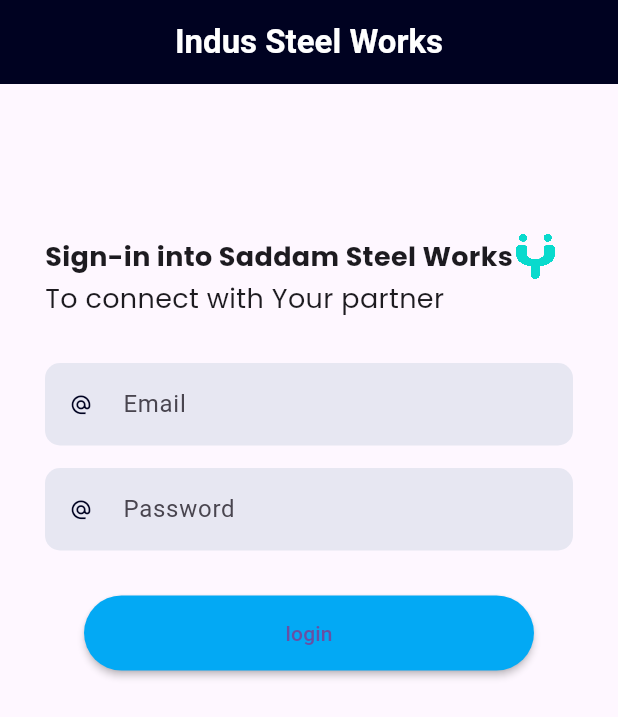
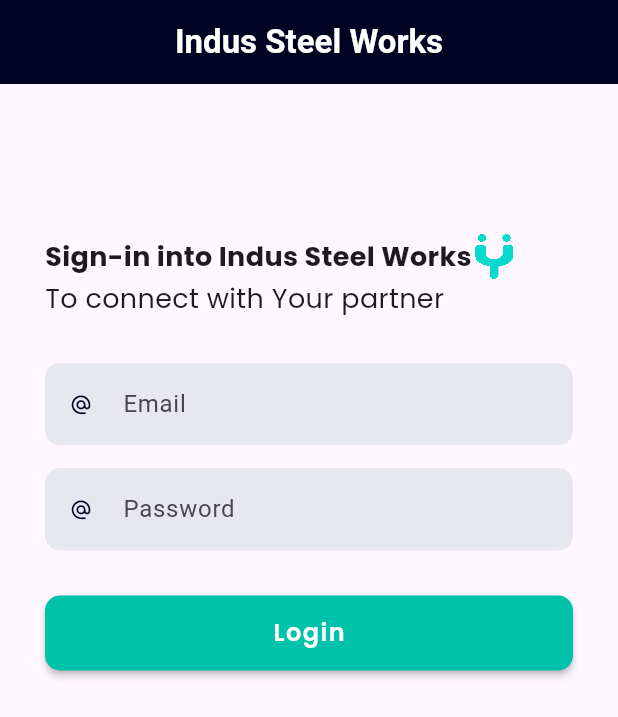
Before and after one commit to wahab-stack/Tyamo-app, a Flutter app: the screen it shows after launch, on a phone screen of 412 x 824 dp. Shown: the top 717 px of the screen. Run offline on Flutter 3.47's test engine with Material 3 defaults, Android fonts, the phone set to English and light mode, and no system bars; our stand-ins replace google_fonts, rounded_loading_button_plus.

Commit message:
fix some issues

```diff
--- a/lib/Views/Auth/login.dart
+++ b/lib/Views/Auth/login.dart
@@ -9,9 +9,11 @@ void main() {
 class Login extends StatelessWidget {
   final RoundedLoadingButtonController _btnController =
       RoundedLoadingButtonController();
-  void loginbtn() {
-    print("Button is pressed");
-  }
+
+  // Login({super.key});
+  // void loginbtn() {
+  //   print("Button is pressed");
+  // }
 
   @override
   Widget build(BuildContext context) {
@@ -39,13 +41,13 @@ class Login extends StatelessWidget {
                 Row(
                   children: [
                     Text(
-                      "Sign-in into Saddam Steel Works",
+                      "Sign-in into Indus Steel Works",
                       style: GoogleFonts.poppins(
                         fontSize: 18,
                         fontWeight: FontWeight.bold,
                       ),
                     ),
-                    Container(
+                    SizedBox(
                       height: 30,
                       width: 30,
                       child: Image.asset(
@@ -107,9 +109,20 @@ class Login extends StatelessWidget {
             ),
             SizedBox(height: 30),
             RoundedLoadingButton(
+              width: 2000,
+              borderRadius: 10,
               controller: _btnController,
-              onPressed: loginbtn,
-              child: Text('login'),
+              color: Color(0xff00C1AA),
+              onPressed: () {},
+              child: Text(
+                'Login',
+                style: GoogleFonts.poppins(
+                  color: Colors.white,
+                  fontSize: 16,
+                  fontWeight: FontWeight.w600,
+                  letterSpacing: 1,
+                ),
+              ),
             ),
           ],
         ),
```
